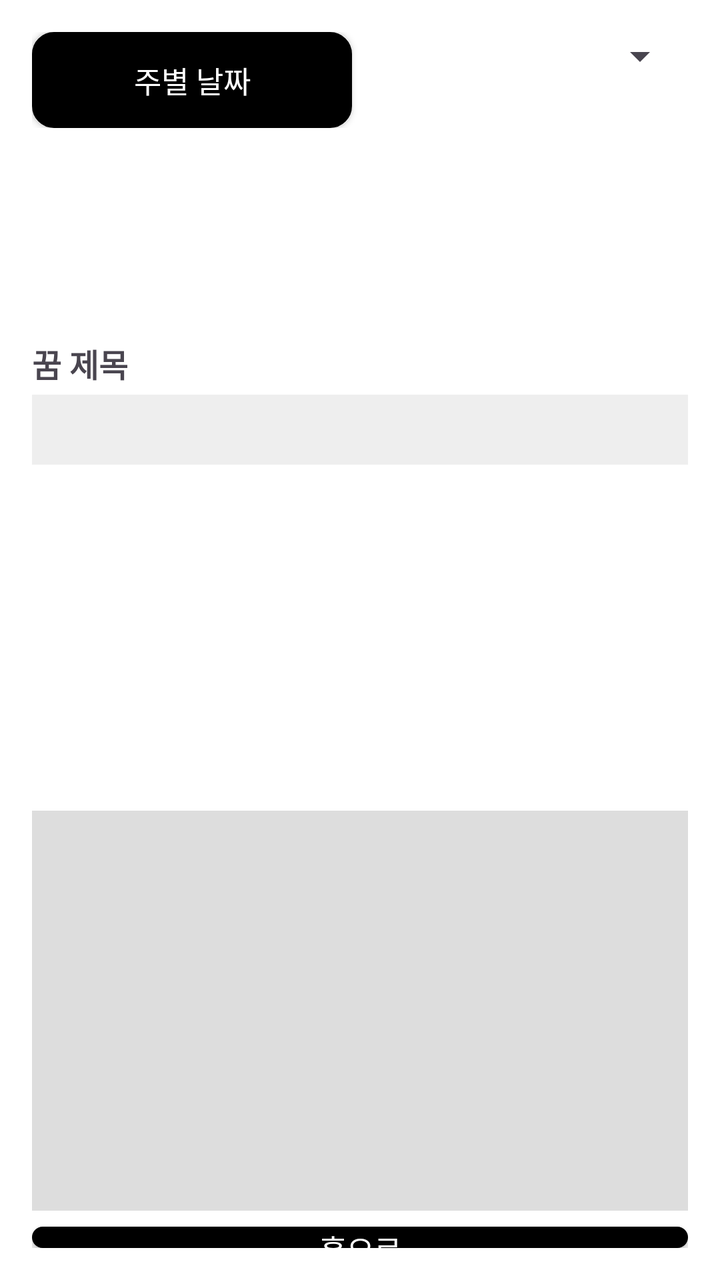
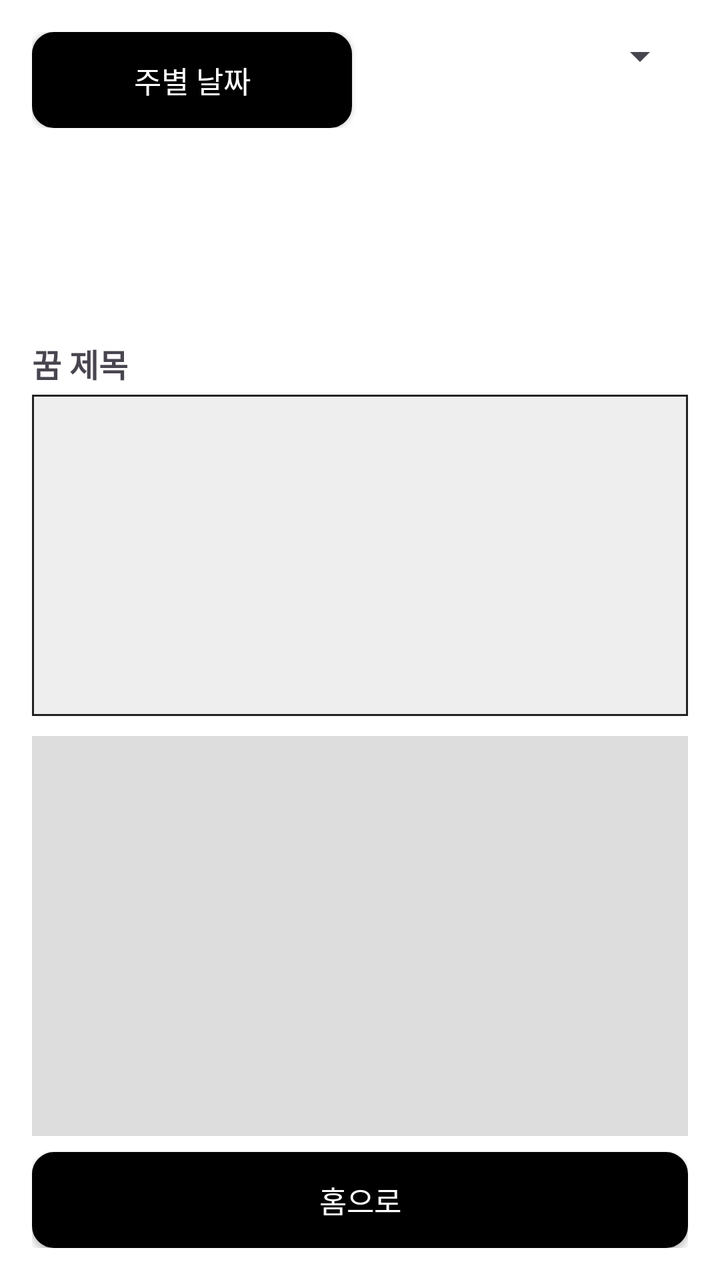

The first picture is an Android layout as it rendered before a commit; the second is the same layout after the commit. The layout source and the unified diff follow.
<!-- AndroidManifest.xml: application theme Theme.Material3.DayNight.NoActionBar -->
<!-- res/layout/activity_story_query.xml -->
<?xml version="1.0" encoding="utf-8"?>
<LinearLayout xmlns:android="http://schemas.android.com/apk/res/android"
    android:orientation="vertical"
    android:padding="16dp"
    android:layout_width="match_parent"
    android:layout_height="match_parent"
    android:background="#FFFFFF">

    
    <LinearLayout
        android:orientation="horizontal"
        android:layout_width="match_parent"
        android:layout_height="wrap_content"
        android:layout_marginBottom="8dp"
        android:weightSum="2">

        
        <androidx.appcompat.widget.AppCompatButton
            android:id="@+id/btnSelectDate"
            android:layout_weight="1"
            android:layout_width="0dp"
            android:layout_height="wrap_content"
            android:text="@string/button_select_date"
            android:textColor="@android:color/white"
            android:background="@drawable/rounded_login"
            android:layout_marginEnd="8dp"
            android:fontFamily="@font/spoqahansansneo_bold"
            android:textSize="15sp" />

        
        <Spinner
            android:id="@+id/spinnerGenre"
            android:layout_weight="1"
            android:layout_width="0dp"
            android:layout_height="wrap_content" />
    </LinearLayout>

    
    <ScrollView
        android:layout_width="match_parent"
        android:layout_height="90dp"
        android:layout_marginBottom="8dp">

        <LinearLayout
            android:id="@+id/layoutDateCheckboxes"
            android:orientation="vertical"
            android:layout_width="match_parent"
            android:layout_height="wrap_content" />
    </ScrollView>

    
    <TextView
        android:id="@+id/tvStoryTitle"
        android:text="@string/story_title"
        android:textStyle="bold"
        android:textSize="16sp"
        android:layout_width="match_parent"
        android:layout_height="wrap_content"
        android:layout_marginBottom="4dp"
        android:fontFamily="@font/spoqahansansneo_bold" />

    
    <ScrollView
        android:layout_width="match_parent"
        android:layout_height="200dp"
        android:layout_marginBottom="8dp">

        <TextView
            android:id="@+id/tvStoryContent"
            android:text=""
            android:layout_width="match_parent"
            android:layout_height="200dp"
            android:background="#EEEEEE"
            android:padding="8dp"
            android:layout_marginBottom="8dp" />
    </ScrollView>

    
    <FrameLayout
        android:id="@+id/graphContainer"
        android:layout_width="match_parent"
        android:layout_height="200dp"
        android:layout_marginBottom="8dp"
        android:background="#DDDDDD" />

    
    <androidx.appcompat.widget.AppCompatButton
        android:id="@+id/btnHome"
        android:text="@string/button_home"
        android:textColor="@android:color/white"
        android:layout_width="match_parent"
        android:layout_height="wrap_content"
        android:background="@drawable/rounded_login"
        android:fontFamily="@font/spoqahansansneo_bold"
        android:textSize="15sp" />

</LinearLayout>
<!-- resources referenced by this layout -->
<resources>
  <!-- drawable rounded_login (drawable) -->
  <?xml version="1.0" encoding="utf-8"?>
  <shape xmlns:android="http://schemas.android.com/apk/res/android">
      <solid android:color="#000000"/> 
      <corners android:radius="10dp"/> 
      <stroke android:color="#000000" android:width="2dp"/> 
  </shape>
  <string name="button_home">홈으로</string>
  <string name="button_select_date">주별 날짜</string>
  <string name="story_title">꿈 제목</string>
</resources>

<!-- the commit's change to res/layout/activity_story_query.xml (unified diff, before → after) -->
@@ -62,17 +62,21 @@
     
     <ScrollView
         android:layout_width="match_parent"
-        android:layout_height="200dp"
-        android:layout_marginBottom="8dp">
+        android:layout_height="match_parent"
+        android:layout_weight="1"
+        android:background="@drawable/box_border"
+        android:overScrollMode="always"
+        android:padding="8dp">
 
         <TextView
             android:id="@+id/tvStoryContent"
-            android:text=""
             android:layout_width="match_parent"
-            android:layout_height="200dp"
-            android:background="#EEEEEE"
+            android:layout_height="match_parent"
+            android:hint="@string/h_null"
+            android:minLines="3"
             android:padding="8dp"
-            android:layout_marginBottom="8dp" />
+            android:textSize="15sp" />
+
     </ScrollView>
 
     
@@ -80,6 +84,7 @@
         android:id="@+id/graphContainer"
         android:layout_width="match_parent"
         android:layout_height="200dp"
+        android:layout_marginTop="10dp"
         android:layout_marginBottom="8dp"
         android:background="#DDDDDD" />
 
<!-- resource entries referenced after the edit -->
@@ -1,5 +1,13 @@
 <!-- resources referenced by this layout -->
 <resources>
+  <!-- drawable box_border (drawable) -->
+  <?xml version="1.0" encoding="utf-8"?>
+  <shape xmlns:android="http://schemas.android.com/apk/res/android"
+      android:shape="rectangle">
+      <solid android:color="#EEEEEE"/> 
+      <stroke android:width="1dp" android:color="#222222"/> 
+      
+  </shape>
   <!-- drawable rounded_login (drawable) -->
   <?xml version="1.0" encoding="utf-8"?>
   <shape xmlns:android="http://schemas.android.com/apk/res/android">
@@ -9,6 +17,7 @@
   </shape>
   <string name="button_home">홈으로</string>
   <string name="button_select_date">주별 날짜</string>
+  <string name="h_null">""</string>
   <string name="story_title">꿈 제목</string>
 </resources>
 
